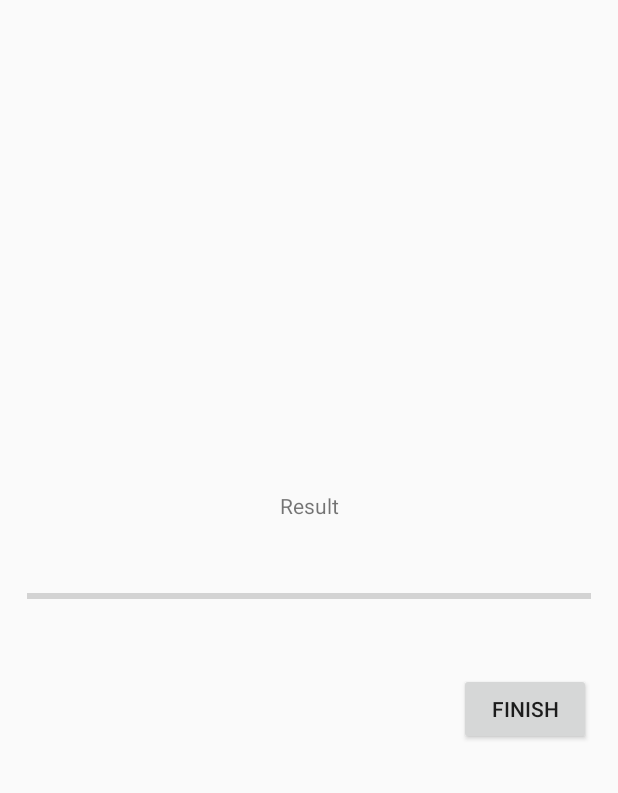
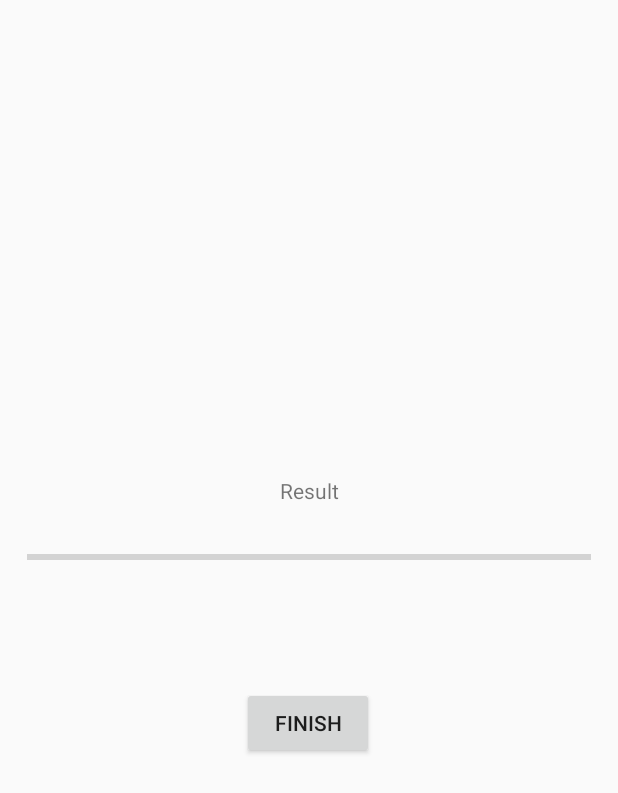
Before and after one commit to Fantajim/EcoQuiz, an Android app: the layout activity_result.xml on its own in the app's theme, with its tools: preview values and no code run, on a phone screen of 412 x 824 dp. Shown: the top 793 px of the screen. Run offline under Robolectric (Android 15) with nearby library versions, the phone set to English and light mode, and no system bars; network calls fail.

Commit message:
added result memes binded number picker values to amount of available question

```diff
--- a/app/src/main/res/layout/activity_result.xml
+++ b/app/src/main/res/layout/activity_result.xml
@@ -25,7 +25,6 @@
         style="?android:attr/progressBarStyleHorizontal"
         android:layout_width="0dp"
         android:layout_height="70dp"
-        android:layout_marginTop="16dp"
         app:layout_constraintEnd_toEndOf="parent"
         app:layout_constraintHorizontal_bias="1.0"
         app:layout_constraintStart_toStartOf="parent"
@@ -35,6 +34,7 @@
         android:id="@+id/tvResultPercent"
         android:layout_width="wrap_content"
         android:layout_height="wrap_content"
+        android:layout_marginBottom="8dp"
         android:text=""
         app:layout_constraintBottom_toBottomOf="@+id/pbResult"
         app:layout_constraintEnd_toEndOf="@+id/pbResult"
@@ -45,9 +45,8 @@
         android:layout_width="0dp"
         android:layout_height="wrap_content"
         android:layout_marginTop="16dp"
-        android:layout_marginEnd="16dp"
-        app:layout_constraintBottom_toBottomOf="parent"
-        app:layout_constraintEnd_toStartOf="@+id/btResultFinish"
+        android:gravity="center"
+        app:layout_constraintEnd_toEndOf="parent"
         app:layout_constraintStart_toStartOf="parent"
         app:layout_constraintTop_toBottomOf="@+id/pbResult" />
 
@@ -55,10 +54,22 @@
         android:id="@+id/btResultFinish"
         android:layout_width="wrap_content"
         android:layout_height="wrap_content"
-        android:layout_marginTop="16dp"
         android:text="@string/btResultFinish"
         app:layout_constraintBottom_toBottomOf="parent"
         app:layout_constraintEnd_toEndOf="parent"
-        app:layout_constraintTop_toBottomOf="@+id/pbResult" />
+        app:layout_constraintHorizontal_bias="0.498"
+        app:layout_constraintStart_toStartOf="parent" />
+
+    <ImageView
+        android:id="@+id/ivResult"
+        android:layout_width="0dp"
+        android:layout_height="wrap_content"
+        android:layout_marginTop="8dp"
+        android:layout_marginBottom="8dp"
+        android:adjustViewBounds="true"
+        app:layout_constraintBottom_toTopOf="@+id/btResultFinish"
+        app:layout_constraintEnd_toEndOf="parent"
+        app:layout_constraintStart_toStartOf="parent"
+        app:layout_constraintTop_toBottomOf="@+id/tvResultTotal" />
 
 </androidx.constraintlayout.widget.ConstraintLayout>
```
Also changed, not shown: app/src/main/java/com/example/ecoquiz/OptionClassicActivity.java (+7 -4 lines), app/src/main/java/com/example/ecoquiz/OptionMemeActivity.java (+4 -4 lines), app/src/main/java/com/example/ecoquiz/ResultActivity.java (+11 -7 lines), app/src/main/res/drawable/brrr.jpg (added), app/src/main/res/drawable/culture.jpg (added), app/src/main/res/drawable/mediocre.jpg (added), app/src/main/res/drawable/notgreat.jpg (added), app/src/main/res/drawable/paddlin.jpg (added), app/src/main/res/drawable/perfection.jpg (added), app/src/main/res/drawable/success.jpg (added).
